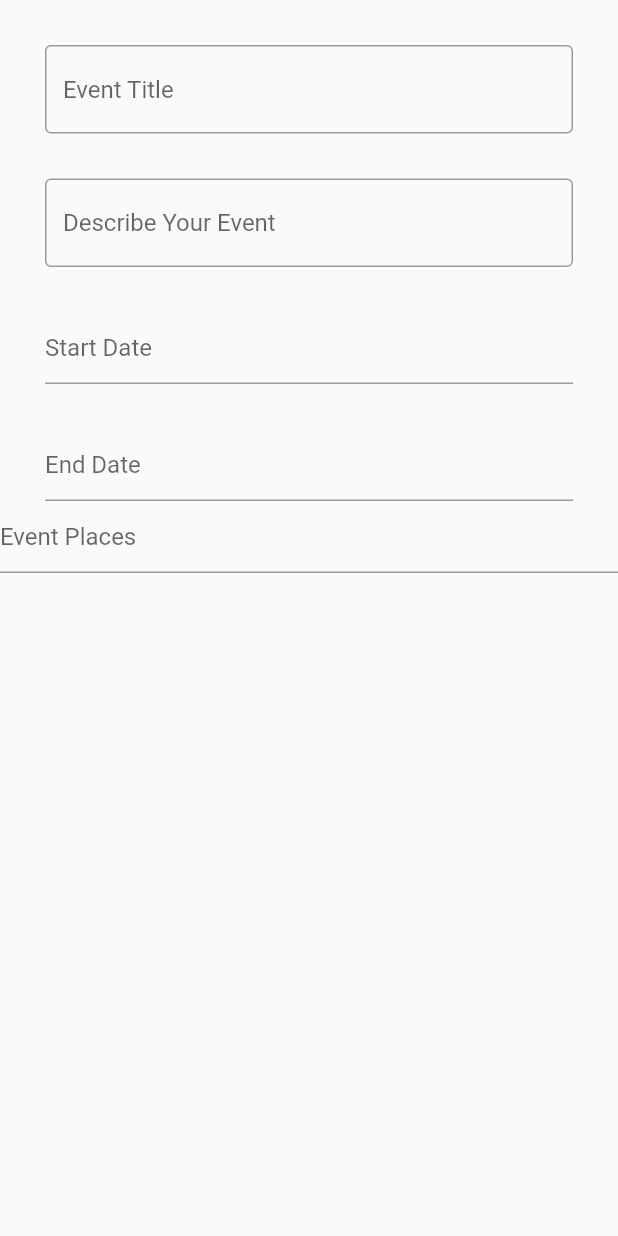
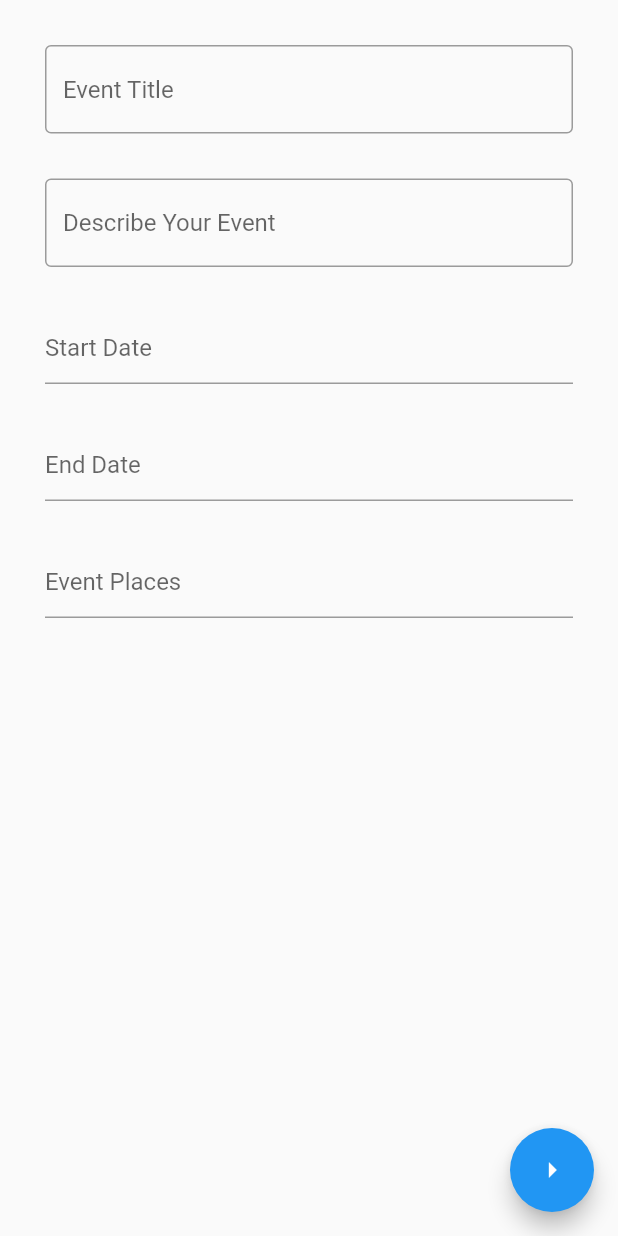
Before and after one commit to MavisClouds/EventGo_Project, a Flutter app: the Style_dashboard screen opened directly, after a tap on the "add" icon, on a phone screen of 412 x 824 dp. Run offline on Flutter 3.47's test engine with Material 2 defaults, Android fonts, the phone set to English and light mode, and no system bars; drawn by our look-alikes of datetime_picker_formfield; our stand-ins replace sqflite; missing offline and left inert: flutter_google_places, google_maps_webservice; accounts and stored records are empty.

Commit message:
Database & dummy view
- Read From Database
- dummy view for:
    - create event
    - dashboard event planner & participator
    - register

```diff
--- a/EventGo_Project/lib/view_eventplan/v_ep_createevent.dart
+++ b/EventGo_Project/lib/view_eventplan/v_ep_createevent.dart
@@ -3,9 +3,10 @@ import 'package:intl/intl.dart';
 import 'package:datetime_picker_formfield/datetime_picker_formfield.dart';
 import 'package:flutter_google_places/flutter_google_places.dart';
 import 'package:google_maps_webservice/places.dart';
+import 'v_ep_dashboard.dart';
 
-class ep_createevent extends StatelessWidget {
-  const ep_createevent({Key key}) : super(key: key);
+class Ep_createevent extends StatelessWidget {
+  const Ep_createevent({Key key}) : super(key: key);
 
   @override
   Widget build(BuildContext context) {
@@ -34,6 +35,15 @@ String initvalue;
   @override
   Widget build(BuildContext context) {
     return Scaffold(
+      floatingActionButton: FloatingActionButton(
+        child: Icon(Icons.arrow_right),
+        onPressed: () {
+          Navigator.push(
+            context,
+            MaterialPageRoute(builder: (context) => Ep_dashboard()),
+          );
+        },
+      ),
       body: Form(
         key: _formKey,
         child: Column(children: <Widget>[
@@ -41,7 +51,9 @@ String initvalue;
           textfield(),
           datetime("Start Date"),
           datetime("End Date"),
-          TextFormField(
+          Container(
+            margin: EdgeInsets.fromLTRB(30, 30, 30, 0),
+            child: TextFormField(
               onTap: () async {
                 // show input autocomplete with selected mode
                 // then get the Prediction selected
@@ -55,13 +67,14 @@ String initvalue;
 
                 print(p.toString());
 
-                  if(p != null)
-                  {
+                if (p != null) {
                   initvalue = p.toString();
                 }
               },
-            decoration: InputDecoration(hintText: "Event Places"),initialValue: initvalue,
-          )
+              decoration: InputDecoration(hintText: "Event Places"),
+              initialValue: initvalue,
+            ),
+          ),
         ]),
       ),
     );
--- a/EventGo_Project/lib/view_eventplan/v_ep_dashboard.dart
+++ b/EventGo_Project/lib/view_eventplan/v_ep_dashboard.dart
@@ -1,8 +1,8 @@
 import 'package:EventGo_Project/view_eventplan/v_ep_createevent.dart';
 import 'package:flutter/material.dart';
 
-class ep_dashboard extends StatelessWidget {
-  const ep_dashboard({Key key}) : super(key: key);
+class Ep_dashboard extends StatelessWidget {
+  const Ep_dashboard({Key key}) : super(key: key);
 
   @override
   Widget build(BuildContext context) {
@@ -25,16 +25,40 @@ class Style_dashboard extends StatelessWidget {
   Widget build(BuildContext context) {
     return Scaffold(
         appBar: AppBar(
-          title: Text("Event Planner Dashboard"),
+          title: Text("Event Planner Dashboard",
+              style: TextStyle(fontFamily: 'frenchcanon')),
         ),
         floatingActionButton: FloatingActionButton(
           child: Icon(
             Icons.add,
           ),
-          onPressed: () { Navigator.push(
+          onPressed: () {
+            Navigator.push(
               context,
-              MaterialPageRoute(builder: (context) => ep_createevent()),
-            );},
+              MaterialPageRoute(builder: (context) => Ep_createevent()),
+            );
+          },
+        ),
+        body: Stack(
+          children: [
+            Align(
+              alignment: Alignment(0.0, 0.0),
+              child: Icon(Icons.calendar_today),
+            ),
+            Align(
+              alignment: Alignment(0.0, 0.1),
+              child: Textsstyles("Add Your Event Today", 30.0),
+            )
+          ],
         ));
   }
 }
+
+//===================================== Custom Widget =========================================
+
+Widget Textsstyles(String placers, double sizers) {
+  return Text(
+    placers,
+    style: TextStyle(fontFamily: 'frenchcanon', fontSize: sizers),
+  );
+}
--- /dev/null
+++ b/EventGo_Project/lib/view_participator/v_par_dashboard.dart
@@ -0,0 +1,66 @@
+import 'package:flutter/material.dart';
+import 'package:flutter/services.dart';
+import 'package:http/http.dart' as http;
+import 'dart:convert';
+import 'dart:async';
+
+class Par_dashboard extends StatelessWidget {
+  final List list;
+  Par_dashboard({this.list});
+
+  @override
+  Widget build(BuildContext context) {
+    return MaterialApp(
+      home: Card(
+        child: Container(
+            child: ListView.builder(
+          padding: const EdgeInsets.all(8),
+          itemCount: list == null ? 0 : list.length,
+          itemBuilder: (context, i) {
+            return new Card(
+              child: ListTile(
+                leading: Icon(Icons.event),
+                title: Text(list[i]["kode_makanan"]),
+                subtitle: Text(""),
+              ),
+            );
+          },
+
+        )),
+      ),
+    );
+  }
+}
+
+//========================================= Dashboard Style ===========================================
+
+class Style_pardashboard extends StatefulWidget {
+  Style_pardashboard({Key key}) : super(key: key);
+
+  @override
+  _Style_dashboardState createState() => _Style_dashboardState();
+}
+
+class _Style_dashboardState extends State<Style_pardashboard> {
+  Future<List> getdata() async {
+    final respones = await http.get("http://192.168.1.65/mydata/getdata.php");
+    // print(respones.toString());
+    return json.decode(respones.body);
+  }
+
+  @override
+  Widget build(BuildContext context) {
+    return new MaterialApp(
+        home: new FutureBuilder(
+      future: getdata(),
+      builder: (context, snapshot) {
+        if (snapshot.hasError) print(snapshot.error);
+        return snapshot.hasData
+            ? new Par_dashboard(list: snapshot.data)
+            : new Center(
+                child: CircularProgressIndicator(),
+              );
+      },
+    ));
+  }
+}
```
Also changed, not shown: EventGo_Project/lib/main.dart (+44 -8 lines), EventGo_Project/lib/view_administration/v_register.dart (added, +121 -0 lines). Lines whose indentation alone changed are shown as unchanged.
